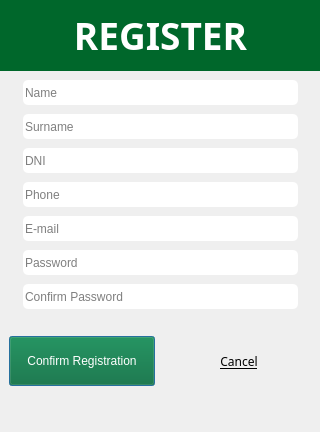
The window that src/Vista/registro.ui (gjimec00/STDEvents) describes before a commit, drawn with Qt 5.
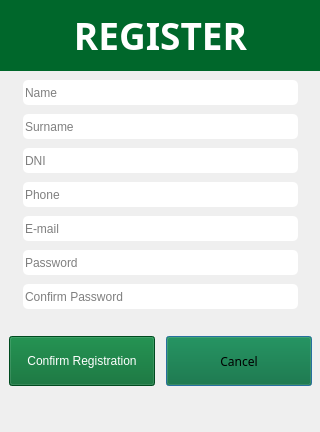
The same window after the commit.

Commit message: intento arreglar error makefile

What changed in the file:
```diff
--- a/src/Vista/registro.ui
+++ b/src/Vista/registro.ui
@@ -289,9 +289,93 @@
         </property>
         <property name="palette">
          <palette>
-          <active/>
-          <inactive/>
-          <disabled/>
+          <active>
+           <colorrole role="Button">
+            <brush brushstyle="SolidPattern">
+             <color alpha="255">
+              <red>0</red>
+              <green>103</green>
+              <blue>43</blue>
+             </color>
+            </brush>
+           </colorrole>
+           <colorrole role="Base">
+            <brush brushstyle="SolidPattern">
+             <color alpha="255">
+              <red>0</red>
+              <green>103</green>
+              <blue>43</blue>
+             </color>
+            </brush>
+           </colorrole>
+           <colorrole role="Window">
+            <brush brushstyle="SolidPattern">
+             <color alpha="255">
+              <red>0</red>
+              <green>103</green>
+              <blue>43</blue>
+             </color>
+            </brush>
+           </colorrole>
+          </active>
+          <inactive>
+           <colorrole role="Button">
+            <brush brushstyle="SolidPattern">
+             <color alpha="255">
+              <red>0</red>
+              <green>103</green>
+              <blue>43</blue>
+             </color>
+            </brush>
+           </colorrole>
+           <colorrole role="Base">
+            <brush brushstyle="SolidPattern">
+             <color alpha="255">
+              <red>0</red>
+              <green>103</green>
+              <blue>43</blue>
+             </color>
+            </brush>
+           </colorrole>
+           <colorrole role="Window">
+            <brush brushstyle="SolidPattern">
+             <color alpha="255">
+              <red>0</red>
+              <green>103</green>
+              <blue>43</blue>
+             </color>
+            </brush>
+           </colorrole>
+          </inactive>
+          <disabled>
+           <colorrole role="Button">
+            <brush brushstyle="SolidPattern">
+             <color alpha="255">
+              <red>0</red>
+              <green>103</green>
+              <blue>43</blue>
+             </color>
+            </brush>
+           </colorrole>
+           <colorrole role="Base">
+            <brush brushstyle="SolidPattern">
+             <color alpha="255">
+              <red>0</red>
+              <green>103</green>
+              <blue>43</blue>
+             </color>
+            </brush>
+           </colorrole>
+           <colorrole role="Window">
+            <brush brushstyle="SolidPattern">
+             <color alpha="255">
+              <red>0</red>
+              <green>103</green>
+              <blue>43</blue>
+             </color>
+            </brush>
+           </colorrole>
+          </disabled>
          </palette>
         </property>
         <property name="font">
@@ -299,7 +383,7 @@
           <family>Arial Black</family>
           <pointsize>9</pointsize>
           <italic>false</italic>
-          <underline>true</underline>
+          <underline>false</underline>
           <fontweight>Black</fontweight>
          </font>
         </property>
@@ -307,8 +391,7 @@
          <bool>false</bool>
         </property>
         <property name="styleSheet">
-         <string notr="true">border: 20px;
-border-color: rgb(0, 103, 43);
+         <string notr="true">background-color: rgb(0, 103, 43);
 font: 900 9pt &quot;Arial Black&quot;;
 </string>
         </property>
@@ -316,7 +399,10 @@
          <string>Cancel</string>
         </property>
         <property name="autoDefault">
-         <bool>false</bool>
+         <bool>true</bool>
+        </property>
+        <property name="default">
+         <bool>true</bool>
         </property>
        </widget>
       </item>
```
